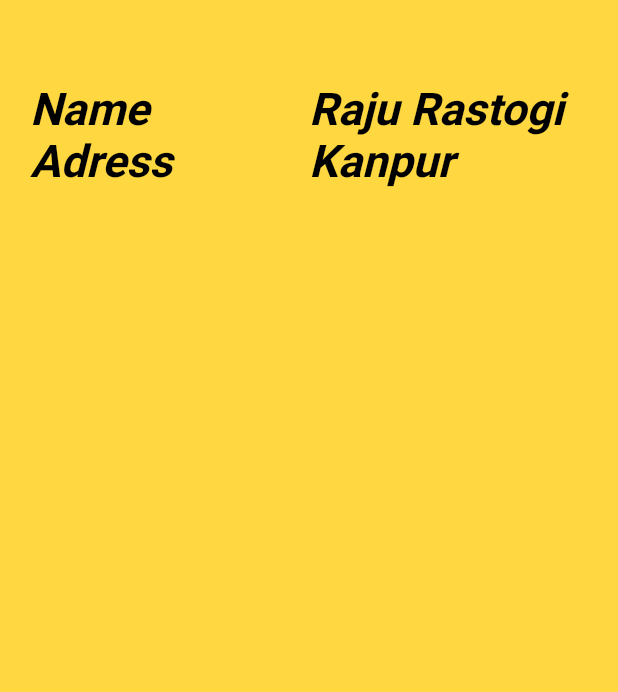
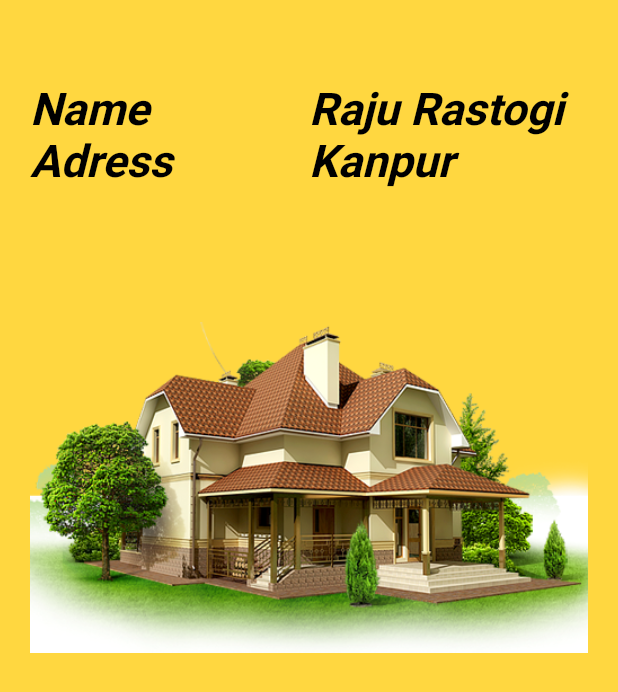
Before and after one commit to wastikansari/Flutter-Course, a Flutter app: the screen it shows after launch, on a phone screen of 412 x 824 dp. Shown: the top 692 px of the screen. Run offline on Flutter 3.47's test engine with Material 2 defaults, Android fonts, the phone set to English and light mode, and no system bars.

Commit message:
Simply How to use image & add

```diff
--- a/lib/homepage.dart
+++ b/lib/homepage.dart
@@ -67,8 +67,22 @@ class homepage extends StatelessWidget {
                   ),
                 ],
               ),
+              UsingImage()
+
             ],
           )),
     );
   }
 }
+
+class UsingImage extends StatelessWidget {
+
+
+  @override
+  Widget build(BuildContext context) {
+    AssetImage assetImage = AssetImage('Assets/house.png');
+    Image image = Image(image: assetImage);
+    return Container(child: image,width: 750,height: 400,);
+
+  }
+}
--- a/pubspec.yaml
+++ b/pubspec.yaml
@@ -45,8 +45,8 @@ flutter:
   uses-material-design: true
 
   # To add assets to your application, add an assets section, like this:
-  # assets:
-  #   - images/a_dot_burr.jpeg
+  assets:
+     - Assets/
   #   - images/a_dot_ham.jpeg
 
   # An image asset can refer to one or more resolution-specific "variants", see
```
Also changed, not shown: Assets/house.png (added).
